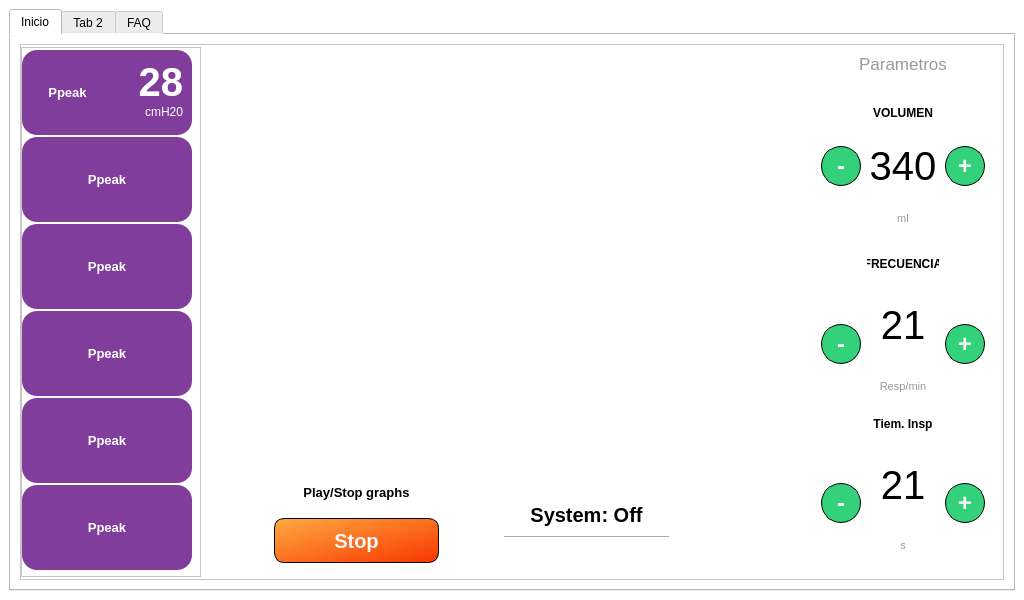
First picture: the form in _main_.ui, repository JulianDuque97/EPI, before the edit.
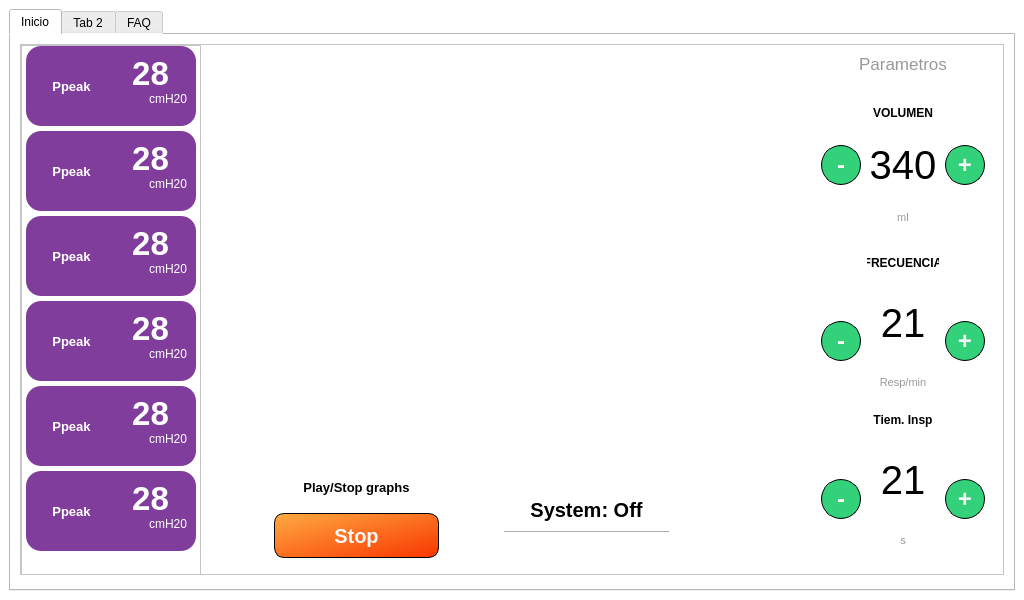
Second picture: the form after the edit. Icons and pictures are not drawn. Custom widgets are drawn as their Qt base class.

Commit message: chainging main

Patch:
```diff
--- a/_main_.ui
+++ b/_main_.ui
@@ -82,10 +82,7 @@
              <property name="frameShadow">
               <enum>QFrame::Raised</enum>
              </property>
-             <layout class="QVBoxLayout" name="verticalLayout">
-              <property name="spacing">
-               <number>0</number>
-              </property>
+             <layout class="QGridLayout" name="gridLayout_2">
               <property name="leftMargin">
                <number>0</number>
               </property>
@@ -96,14 +93,388 @@
                <number>0</number>
               </property>
               <property name="bottomMargin">
+               <number>18</number>
+              </property>
+              <property name="horizontalSpacing">
                <number>0</number>
               </property>
-              <item>
+              <property name="verticalSpacing">
+               <number>5</number>
+              </property>
+              <item row="5" column="0">
+               <widget class="QFrame" name="frame_28">
+                <property name="maximumSize">
+                 <size>
+                  <width>170</width>
+                  <height>80</height>
+                 </size>
+                </property>
+                <property name="styleSheet">
+                 <string notr="true">border-radius: 15px;
+background-color: rgb(129, 61, 156);
+color: rgb(255, 255, 255);
+</string>
+                </property>
+                <property name="frameShape">
+                 <enum>QFrame::Box</enum>
+                </property>
+                <property name="frameShadow">
+                 <enum>QFrame::Raised</enum>
+                </property>
+                <property name="lineWidth">
+                 <number>-17</number>
+                </property>
+                <property name="midLineWidth">
+                 <number>-8</number>
+                </property>
+                <layout class="QGridLayout" name="gridLayout_44">
+                 <item row="0" column="0">
+                  <widget class="QLabel" name="label_111">
+                   <property name="font">
+                    <font>
+                     <pointsize>10</pointsize>
+                     <weight>75</weight>
+                     <bold>true</bold>
+                    </font>
+                   </property>
+                   <property name="layoutDirection">
+                    <enum>Qt::LeftToRight</enum>
+                   </property>
+                   <property name="text">
+                    <string>Ppeak</string>
+                   </property>
+                   <property name="alignment">
+                    <set>Qt::AlignCenter</set>
+                   </property>
+                  </widget>
+                 </item>
+                 <item row="0" column="1">
+                  <layout class="QVBoxLayout" name="verticalLayout_37">
+                   <property name="spacing">
+                    <number>0</number>
+                   </property>
+                   <item>
+                    <widget class="QLabel" name="Ppeak_label_16">
+                     <property name="font">
+                      <font>
+                       <pointsize>25</pointsize>
+                       <weight>75</weight>
+                       <bold>true</bold>
+                      </font>
+                     </property>
+                     <property name="lineWidth">
+                      <number>1</number>
+                     </property>
+                     <property name="text">
+                      <string>28</string>
+                     </property>
+                     <property name="alignment">
+                      <set>Qt::AlignCenter</set>
+                     </property>
+                    </widget>
+                   </item>
+                   <item>
+                    <widget class="QLabel" name="label_114">
+                     <property name="font">
+                      <font>
+                       <pointsize>9</pointsize>
+                      </font>
+                     </property>
+                     <property name="text">
+                      <string>cmH20</string>
+                     </property>
+                     <property name="alignment">
+                      <set>Qt::AlignRight|Qt::AlignTop|Qt::AlignTrailing</set>
+                     </property>
+                    </widget>
+                   </item>
+                  </layout>
+                 </item>
+                </layout>
+               </widget>
+              </item>
+              <item row="2" column="0">
+               <widget class="QFrame" name="frame_31">
+                <property name="maximumSize">
+                 <size>
+                  <width>170</width>
+                  <height>80</height>
+                 </size>
+                </property>
+                <property name="styleSheet">
+                 <string notr="true">border-radius: 15px;
+background-color: rgb(129, 61, 156);
+color: rgb(255, 255, 255);
+</string>
+                </property>
+                <property name="frameShape">
+                 <enum>QFrame::Box</enum>
+                </property>
+                <property name="frameShadow">
+                 <enum>QFrame::Raised</enum>
+                </property>
+                <property name="lineWidth">
+                 <number>-17</number>
+                </property>
+                <property name="midLineWidth">
+                 <number>-8</number>
+                </property>
+                <layout class="QGridLayout" name="gridLayout_47">
+                 <item row="0" column="0">
+                  <widget class="QLabel" name="label_108">
+                   <property name="font">
+                    <font>
+                     <pointsize>10</pointsize>
+                     <weight>75</weight>
+                     <bold>true</bold>
+                    </font>
+                   </property>
+                   <property name="layoutDirection">
+                    <enum>Qt::LeftToRight</enum>
+                   </property>
+                   <property name="text">
+                    <string>Ppeak</string>
+                   </property>
+                   <property name="alignment">
+                    <set>Qt::AlignCenter</set>
+                   </property>
+                  </widget>
+                 </item>
+                 <item row="0" column="1">
+                  <layout class="QVBoxLayout" name="verticalLayout_34">
+                   <property name="spacing">
+                    <number>0</number>
+                   </property>
+                   <item>
+                    <widget class="QLabel" name="Ppeak_label_13">
+                     <property name="font">
+                      <font>
+                       <pointsize>25</pointsize>
+                       <weight>75</weight>
+                       <bold>true</bold>
+                      </font>
+                     </property>
+                     <property name="lineWidth">
+                      <number>1</number>
+                     </property>
+                     <property name="text">
+                      <string>28</string>
+                     </property>
+                     <property name="alignment">
+                      <set>Qt::AlignCenter</set>
+                     </property>
+                    </widget>
+                   </item>
+                   <item>
+                    <widget class="QLabel" name="label_106">
+                     <property name="font">
+                      <font>
+                       <pointsize>9</pointsize>
+                      </font>
+                     </property>
+                     <property name="text">
+                      <string>cmH20</string>
+                     </property>
+                     <property name="alignment">
+                      <set>Qt::AlignRight|Qt::AlignTop|Qt::AlignTrailing</set>
+                     </property>
+                    </widget>
+                   </item>
+                  </layout>
+                 </item>
+                </layout>
+               </widget>
+              </item>
+              <item row="4" column="0">
+               <widget class="QFrame" name="frame_30">
+                <property name="maximumSize">
+                 <size>
+                  <width>170</width>
+                  <height>80</height>
+                 </size>
+                </property>
+                <property name="styleSheet">
+                 <string notr="true">border-radius: 15px;
+background-color: rgb(129, 61, 156);
+color: rgb(255, 255, 255);
+</string>
+                </property>
+                <property name="frameShape">
+                 <enum>QFrame::Box</enum>
+                </property>
+                <property name="frameShadow">
+                 <enum>QFrame::Raised</enum>
+                </property>
+                <property name="lineWidth">
+                 <number>-17</number>
+                </property>
+                <property name="midLineWidth">
+                 <number>-8</number>
+                </property>
+                <layout class="QGridLayout" name="gridLayout_46">
+                 <item row="0" column="0">
+                  <widget class="QLabel" name="label_110">
+                   <property name="font">
+                    <font>
+                     <pointsize>10</pointsize>
+                     <weight>75</weight>
+                     <bold>true</bold>
+                    </font>
+                   </property>
+                   <property name="layoutDirection">
+                    <enum>Qt::LeftToRight</enum>
+                   </property>
+                   <property name="text">
+                    <string>Ppeak</string>
+                   </property>
+                   <property name="alignment">
+                    <set>Qt::AlignCenter</set>
+                   </property>
+                  </widget>
+                 </item>
+                 <item row="0" column="1">
+                  <layout class="QVBoxLayout" name="verticalLayout_36">
+                   <property name="spacing">
+                    <number>0</number>
+                   </property>
+                   <item>
+                    <widget class="QLabel" name="Ppeak_label_15">
+                     <property name="font">
+                      <font>
+                       <pointsize>25</pointsize>
+                       <weight>75</weight>
+                       <bold>true</bold>
+                      </font>
+                     </property>
+                     <property name="lineWidth">
+                      <number>1</number>
+                     </property>
+                     <property name="text">
+                      <string>28</string>
+                     </property>
+                     <property name="alignment">
+                      <set>Qt::AlignCenter</set>
+                     </property>
+                    </widget>
+                   </item>
+                   <item>
+                    <widget class="QLabel" name="label_113">
+                     <property name="font">
+                      <font>
+                       <pointsize>9</pointsize>
+                      </font>
+                     </property>
+                     <property name="text">
+                      <string>cmH20</string>
+                     </property>
+                     <property name="alignment">
+                      <set>Qt::AlignRight|Qt::AlignTop|Qt::AlignTrailing</set>
+                     </property>
+                    </widget>
+                   </item>
+                  </layout>
+                 </item>
+                </layout>
+               </widget>
+              </item>
+              <item row="1" column="0">
+               <widget class="QFrame" name="frame_29">
+                <property name="maximumSize">
+                 <size>
+                  <width>170</width>
+                  <height>80</height>
+                 </size>
+                </property>
+                <property name="styleSheet">
+                 <string notr="true">border-radius: 15px;
+background-color: rgb(129, 61, 156);
+color: rgb(255, 255, 255);
+</string>
+                </property>
+                <property name="frameShape">
+                 <enum>QFrame::Box</enum>
+                </property>
+                <property name="frameShadow">
+                 <enum>QFrame::Raised</enum>
+                </property>
+                <property name="lineWidth">
+                 <number>-17</number>
+                </property>
+                <property name="midLineWidth">
+                 <number>-8</number>
+                </property>
+                <layout class="QGridLayout" name="gridLayout_45">
+                 <item row="0" column="0">
+                  <widget class="QLabel" name="label_107">
+                   <property name="font">
+                    <font>
+                     <pointsize>10</pointsize>
+                     <weight>75</weight>
+                     <bold>true</bold>
+                    </font>
+                   </property>
+                   <property name="layoutDirection">
+                    <enum>Qt::LeftToRight</enum>
+                   </property>
+                   <property name="text">
+                    <string>Ppeak</string>
+                   </property>
+                   <property name="alignment">
+                    <set>Qt::AlignCenter</set>
+                   </property>
+                  </widget>
+                 </item>
+                 <item row="0" column="1">
+                  <layout class="QVBoxLayout" name="verticalLayout_33">
+                   <property name="spacing">
+                    <number>0</number>
+                   </property>
+                   <item>
+                    <widget class="QLabel" name="Ppeak_label_12">
+                     <property name="font">
+                      <font>
+                       <pointsize>25</pointsize>
+                       <weight>75</weight>
+                       <bold>true</bold>
+                      </font>
+                     </property>
+                     <property name="lineWidth">
+                      <number>1</number>
+                     </property>
+                     <property name="text">
+                      <string>28</string>
+                     </property>
+                     <property name="alignment">
+                      <set>Qt::AlignCenter</set>
+                     </property>
+                    </widget>
+                   </item>
+                   <item>
+                    <widget class="QLabel" name="label_105">
+                     <property name="font">
+                      <font>
+                       <pointsize>9</pointsize>
+                      </font>
+                     </property>
+                     <property name="text">
+                      <string>cmH20</string>
+                     </property>
+                     <property name="alignment">
+                      <set>Qt::AlignRight|Qt::AlignTop|Qt::AlignTrailing</set>
+                     </property>
+                    </widget>
+                   </item>
+                  </layout>
+                 </item>
+                </layout>
+               </widget>
+              </item>
+              <item row="0" column="0">
                <widget class="QFrame" name="frame_27">
                 <property name="maximumSize">
                  <size>
                   <width>170</width>
-                  <height>85</height>
+                  <height>80</height>
                  </size>
                 </property>
                 <property name="styleSheet">
@@ -134,7 +505,7 @@
                     <widget class="QLabel" name="Ppeak_label_">
                      <property name="font">
                       <font>
-                       <pointsize>30</pointsize>
+                       <pointsize>25</pointsize>
                        <weight>75</weight>
                        <bold>true</bold>
                       </font>
@@ -146,7 +517,7 @@
                       <string>28</string>
                      </property>
                      <property name="alignment">
-                      <set>Qt::AlignRight|Qt::AlignTrailing|Qt::AlignVCenter</set>
+                      <set>Qt::AlignCenter</set>
                      </property>
                     </widget>
                    </item>
@@ -190,162 +561,12 @@
                 </layout>
                </widget>
               </item>
-              <item>
-               <widget class="QFrame" name="frame_29">
-                <property name="maximumSize">
-                 <size>
-                  <width>170</width>
-                  <height>85</height>
-                 </size>
-                </property>
-                <property name="styleSheet">
-                 <string notr="true">border-radius: 15px;
-background-color: rgb(129, 61, 156);
-color: rgb(255, 255, 255);
-</string>
-                </property>
-                <property name="frameShape">
-                 <enum>QFrame::Box</enum>
-                </property>
-                <property name="frameShadow">
-                 <enum>QFrame::Raised</enum>
-                </property>
-                <property name="lineWidth">
-                 <number>-17</number>
-                </property>
-                <property name="midLineWidth">
-                 <number>-8</number>
-                </property>
-                <layout class="QGridLayout" name="gridLayout_41">
-                 <item row="0" column="0">
-                  <widget class="QLabel" name="label_97">
-                   <property name="font">
-                    <font>
-                     <pointsize>10</pointsize>
-                     <weight>75</weight>
-                     <bold>true</bold>
-                    </font>
-                   </property>
-                   <property name="layoutDirection">
-                    <enum>Qt::LeftToRight</enum>
-                   </property>
-                   <property name="text">
-                    <string>Ppeak</string>
-                   </property>
-                   <property name="alignment">
-                    <set>Qt::AlignCenter</set>
-                   </property>
-                  </widget>
-                 </item>
-                </layout>
-               </widget>
-              </item>
-              <item>
-               <widget class="QFrame" name="frame_31">
-                <property name="maximumSize">
-                 <size>
-                  <width>170</width>
-                  <height>85</height>
-                 </size>
-                </property>
-                <property name="styleSheet">
-                 <string notr="true">border-radius: 15px;
-background-color: rgb(129, 61, 156);
-color: rgb(255, 255, 255);
-</string>
-                </property>
-                <property name="frameShape">
-                 <enum>QFrame::Box</enum>
-                </property>
-                <property name="frameShadow">
-                 <enum>QFrame::Raised</enum>
-                </property>
-                <property name="lineWidth">
-                 <number>-17</number>
-                </property>
-                <property name="midLineWidth">
-                 <number>-8</number>
-                </property>
-                <layout class="QGridLayout" name="gridLayout_43">
-                 <item row="0" column="0">
-                  <widget class="QLabel" name="label_99">
-                   <property name="font">
-                    <font>
-                     <pointsize>10</pointsize>
-                     <weight>75</weight>
-                     <bold>true</bold>
-                    </font>
-                   </property>
-                   <property name="layoutDirection">
-                    <enum>Qt::LeftToRight</enum>
-                   </property>
-                   <property name="text">
-                    <string>Ppeak</string>
-                   </property>
-                   <property name="alignment">
-                    <set>Qt::AlignCenter</set>
-                   </property>
-                  </widget>
-                 </item>
-                </layout>
-               </widget>
-              </item>
-              <item>
-               <widget class="QFrame" name="frame_30">
-                <property name="maximumSize">
-                 <size>
-                  <width>170</width>
-                  <height>85</height>
-                 </size>
-                </property>
-                <property name="styleSheet">
-                 <string notr="true">border-radius: 15px;
-background-color: rgb(129, 61, 156);
-color: rgb(255, 255, 255);
-</string>
-                </property>
-                <property name="frameShape">
-                 <enum>QFrame::Box</enum>
-                </property>
-                <property name="frameShadow">
-                 <enum>QFrame::Raised</enum>
-                </property>
-                <property name="lineWidth">
-                 <number>-17</number>
-                </property>
-                <property name="midLineWidth">
-                 <number>-8</number>
-                </property>
-                <layout class="QGridLayout" name="gridLayout_42">
-                 <item row="0" column="0">
-                  <widget class="QLabel" name="label_98">
-                   <property name="font">
-                    <font>
-                     <pointsize>10</pointsize>
-                     <weight>75</weight>
-                     <bold>true</bold>
-                    </font>
-                   </property>
-                   <property name="layoutDirection">
-                    <enum>Qt::LeftToRight</enum>
-                   </property>
-                   <property name="text">
-                    <string>Ppeak</string>
-                   </property>
-                   <property name="alignment">
-                    <set>Qt::AlignCenter</set>
-                   </property>
-                  </widget>
-                 </item>
-                </layout>
-               </widget>
-              </item>
-              <item>
+              <item row="3" column="0">
                <widget class="QFrame" name="frame_32">
                 <property name="maximumSize">
                  <size>
                   <width>170</width>
-                  <height>85</height>
+                  <height>80</height>
                  </size>
                 </property>
                 <property name="styleSheet">
@@ -366,9 +587,9 @@
                 <property name="midLineWidth">
                  <number>-8</number>
                 </property>
-                <layout class="QGridLayout" name="gridLayout_44">
+                <layout class="QGridLayout" name="gridLayout_48">
                  <item row="0" column="0">
-                  <widget class="QLabel" name="label_100">
+                  <widget class="QLabel" name="label_109">
                    <property name="font">
                     <font>
                      <pointsize>10</pointsize>
@@ -387,55 +608,47 @@
                    </property>
                   </widget>
                  </item>
-                </layout>
-               </widget>
-              </item>
-              <item>
-               <widget class="QFrame" name="frame_28">
-                <property name="maximumSize">
-                 <size>
-                  <width>170</width>
-                  <height>85</height>
-                 </size>
-                </property>
-                <property name="styleSheet">
-                 <string notr="true">border-radius: 15px;
-background-color: rgb(129, 61, 156);
-color: rgb(255, 255, 255);
-</string>
-                </property>
-                <property name="frameShape">
-                 <enum>QFrame::Box</enum>
-                </property>
-                <property name="frameShadow">
-                 <enum>QFrame::Raised</enum>
-                </property>
-                <property name="lineWidth">
-                 <number>-17</number>
-                </property>
-                <property name="midLineWidth">
-                 <number>-8</number>
-                </property>
-                <layout class="QGridLayout" name="gridLayout_40">
-                 <item row="0" column="0">
-                  <widget class="QLabel" name="label_96">
-                   <property name="font">
-                    <font>
-                     <pointsize>10</pointsize>
-                     <weight>75</weight>
-                     <bold>true</bold>
-                    </font>
+                 <item row="0" column="1">
+                  <layout class="QVBoxLayout" name="verticalLayout_35">
+                   <property name="spacing">
+                    <number>0</number>
                    </property>
-                   <property name="layoutDirection">
-                    <enum>Qt::LeftToRight</enum>
-                   </property>
-                   <property name="text">
-                    <string>Ppeak</string>
-                   </property>
-                   <property name="alignment">
-                    <set>Qt::AlignCenter</set>
-                   </property>
-                  </widget>
+                   <item>
+                    <widget class="QLabel" name="Ppeak_label_14">
+                     <property name="font">
+                      <font>
+                       <pointsize>25</pointsize>
+                       <weight>75</weight>
+                       <bold>true</bold>
+                      </font>
+                     </property>
+                     <property name="lineWidth">
+                      <number>1</number>
+                     </property>
+                     <property name="text">
+                      <string>28</string>
+                     </property>
+                     <property name="alignment">
+                      <set>Qt::AlignCenter</set>
+                     </property>
+                    </widget>
+                   </item>
+                   <item>
+                    <widget class="QLabel" name="label_112">
+                     <property name="font">
+                      <font>
+                       <pointsize>9</pointsize>
+                      </font>
+                     </property>
+                     <property name="text">
+                      <string>cmH20</string>
+                     </property>
+                     <property name="alignment">
+                      <set>Qt::AlignRight|Qt::AlignTop|Qt::AlignTrailing</set>
+                     </property>
+                    </widget>
+                   </item>
+                  </layout>
                  </item>
                 </layout>
                </widget>
@@ -1408,6 +1621,22 @@
           </layout>
          </widget>
         </item>
+        <item row="1" column="0">
+         <spacer name="verticalSpacer">
+          <property name="orientation">
+           <enum>Qt::Vertical</enum>
+          </property>
+          <property name="sizeType">
+           <enum>QSizePolicy::Fixed</enum>
+          </property>
+          <property name="sizeHint" stdset="0">
+           <size>
+            <width>20</width>
+            <height>5</height>
+           </size>
+          </property>
+         </spacer>
+        </item>
        </layout>
       </widget>
       <widget class="QWidget" name="tab_4">
```
